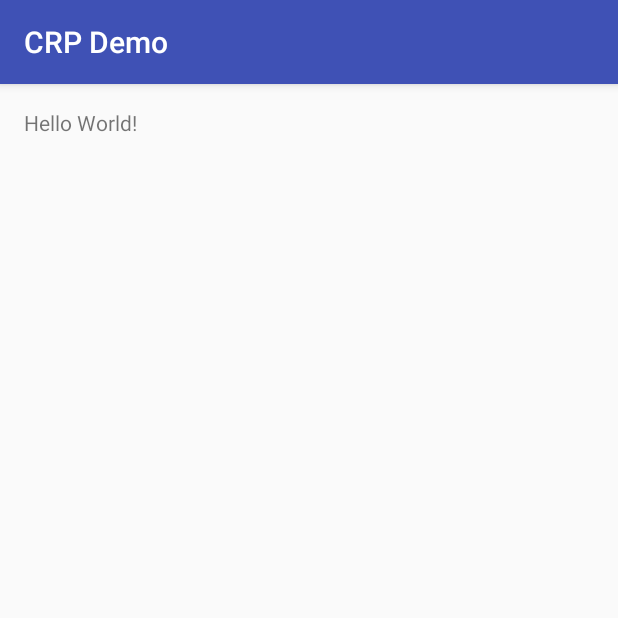
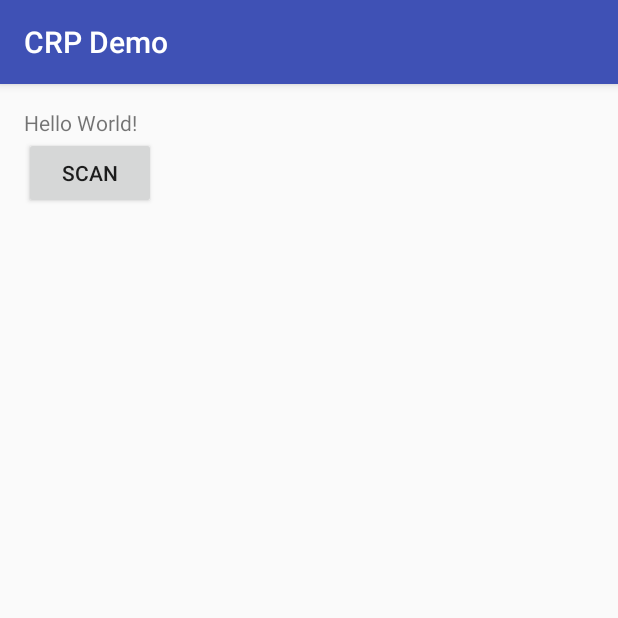
Before and after one commit to toxxmeister/CrpDemo, an Android app: the screen it shows after launch (MainActivity), on a phone screen of 412 x 824 dp, the top half of it. Run offline under Robolectric (Android 15) with nearby library versions, the phone set to English and light mode, and no system bars; libraries missing offline, so code that uses them is left out: de.troido.crowdroutesdk; 1 statement that could not run was skipped.

```diff
--- a/app/src/main/java/de/troido/crpdemo/MainActivity.kt
+++ b/app/src/main/java/de/troido/crpdemo/MainActivity.kt
@@ -1,11 +1,17 @@
 package de.troido.crpdemo
 
 import android.Manifest
+import android.content.ComponentName
+import android.content.ServiceConnection
 import android.content.pm.PackageManager
 import android.os.Bundle
+import android.os.IBinder
 import android.support.v4.app.ActivityCompat
 import android.support.v7.app.AppCompatActivity
+import de.troido.crowdroutesdk.service.CrpListener
+import de.troido.crowdroutesdk.service.CrpMessage
 import de.troido.crowdroutesdk.service.CrpService
+import de.troido.crowdroutesdk.service.CrpService.CrpServiceBinder
 import de.troido.crpdemo.util.check
 import de.troido.crpdemo.util.longToast
 import de.troido.crpdemo.util.startService
@@ -18,6 +24,35 @@ private val PERMISSIONS = arrayOf(
 )
 
 class MainActivity : AppCompatActivity() {
+
+    val serviceConnection = object: ServiceConnection {
+        override fun onServiceConnected(name: ComponentName?, service: IBinder?) {
+            val binder: CrpServiceBinder = service as CrpServiceBinder
+
+            val listener = object: CrpListener {
+                override val id: Short
+                    get() = TODO("not implemented") //To change initializer of created properties use File | Settings | File Templates.
+
+                override fun onAckDelivered() {
+                    TODO("not implemented") //To change body of created functions use File | Settings | File Templates.
+                }
+
+                override fun onAckReceived() {
+                    TODO("not implemented") //To change body of created functions use File | Settings | File Templates.
+                }
+
+                override fun onMessage(msg: CrpMessage) {
+                    TODO("not implemented") //To change body of created functions use File | Settings | File Templates.
+                }
+
+            }
+        }
+
+        override fun onServiceDisconnected(name: ComponentName?) {
+            TODO("not implemented") //To change body of created functions use File | Settings | File Templates.
+        }
+    }
+
 
     override fun onCreate(savedInstanceState: Bundle?) {
         super.onCreate(savedInstanceState)
--- a/app/src/main/res/layout/activity_main.xml
+++ b/app/src/main/res/layout/activity_main.xml
@@ -1,18 +1,28 @@
 <?xml version="1.0" encoding="utf-8"?>
-<RelativeLayout
+<LinearLayout
     xmlns:android="http://schemas.android.com/apk/res/android"
     xmlns:tools="http://schemas.android.com/tools"
     android:id="@+id/activity_main"
+    android:orientation="vertical"
     android:layout_width="match_parent"
     android:layout_height="match_parent"
     android:paddingLeft="@dimen/activity_horizontal_margin"
     android:paddingRight="@dimen/activity_horizontal_margin"
     android:paddingTop="@dimen/activity_vertical_margin"
     android:paddingBottom="@dimen/activity_vertical_margin"
-    tools:context="de.troido.crpdemo.MainActivity">
+    tools:context="de.troido.crpdemo.MainActivity"
+    >
 
-    <TextView
-        android:layout_width="wrap_content"
-        android:layout_height="wrap_content"
-        android:text="Hello World!"/>
-</RelativeLayout>
+  <TextView
+      android:layout_width="wrap_content"
+      android:layout_height="wrap_content"
+      android:text="Hello World!"
+      />
+
+  <Button
+      android:id="@+id/scan_btn"
+      android:layout_width="wrap_content"
+      android:layout_height="wrap_content"
+      android:text="@string/activity_main_scan_btn"
+      />
+</LinearLayout>
--- a/app/src/main/res/values/strings.xml
+++ b/app/src/main/res/values/strings.xml
@@ -1,4 +1,5 @@
 <resources>
   <string name="app_name">CRP Demo</string>
   <string name="permission_fail">Cannot proceed without the requested permissions.</string>
+  <string name="activity_main_scan_btn">Scan</string>
 </resources>
```
